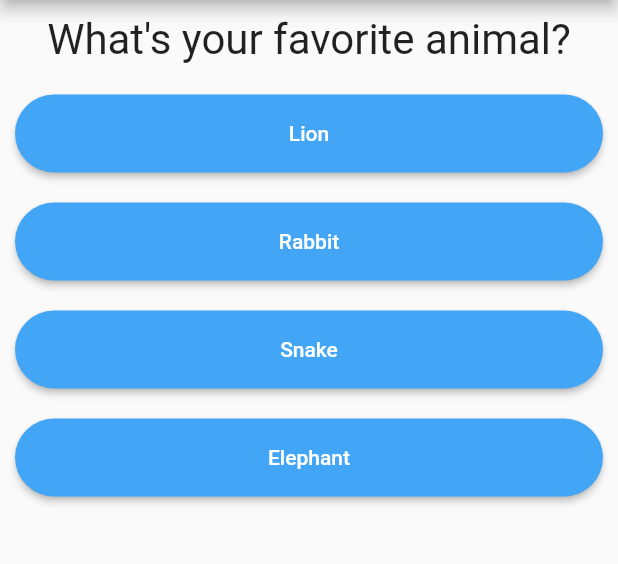
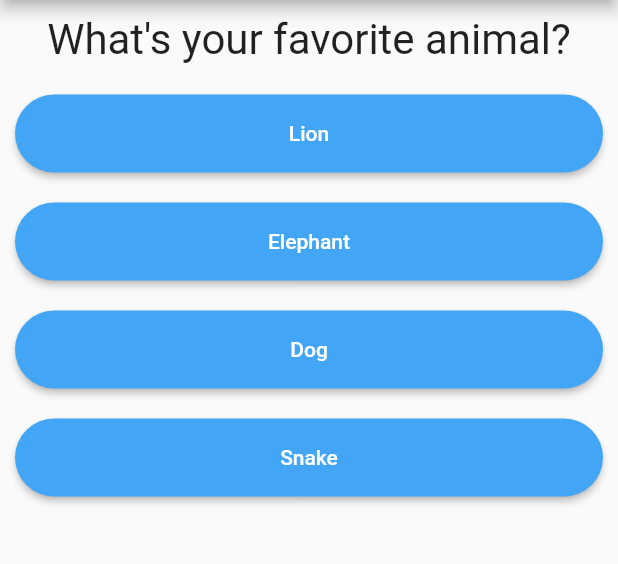
Before and after one commit to chemickypes/flutter_udemy_course, a Flutter app: the screen it shows after launch, after a tap on "Book 1", on a phone screen of 412 x 824 dp, the part 84-648 px from its top. Run offline on Flutter 3.47's test engine with Material 2 defaults, Android fonts, the phone set to English and light mode, and no system bars.

Commit message:
result of quiz

```diff
--- a/quiz_app/lib/main.dart
+++ b/quiz_app/lib/main.dart
@@ -1,7 +1,6 @@
 import 'package:flutter/material.dart';
-import 'package:quiz_app/answer.dart';
-
-import 'question.dart';
+import 'package:quiz_app/quiz.dart';
+import 'package:quiz_app/result.dart';
 
 void main() => runApp(MyApp());
 
@@ -14,53 +13,77 @@ class MyApp extends StatefulWidget {
 
 class _MyAppState extends State<MyApp> {
   int _index = 0;
+  int _totalScore = 0;
 
-  var questions = [
+  final questions = const [
     {
       'questionText': "What's your favorite book?",
-      'answers': ['Book 1', 'Book 2', 'Book 3', 'Book 4']
+      'answers': [
+        {'text': 'Book 1', 'score': 1},
+        {'text': 'Book 2', 'score': 4},
+        {'text': 'Book 3', 'score': 5},
+        {'text': 'Book 4', 'score': 10}
+      ]
     },
     {
       'questionText': "What's your favorite animal?",
-      'answers': ['Lion', 'Rabbit', 'Snake', 'Elephant']
+      'answers': [
+        {'text': 'Lion', 'score': 1},
+        {'text': 'Elephant', 'score': 4},
+        {'text': 'Dog', 'score': 5},
+        {'text': 'Snake', 'score': 10}
+      ]
     },
     {
       'questionText': "What's your favorite color?",
-      'answers': ['Black', 'Blue', 'Green', 'White']
+      'answers': [
+        {'text': 'Black', 'score': 1},
+        {'text': 'White', 'score': 4},
+        {'text': 'Purple', 'score': 5},
+        {'text': 'Orange', 'score': 10}
+      ]
     },
     {
       'questionText': "Who's your favorite instructor?",
-      'answers': ['Max', 'Max', 'Max', 'Max']
+      'answers': [
+        {'text': 'Max', 'score': 1},
+        {'text': 'Carl', 'score': 4},
+        {'text': 'George', 'score': 5},
+        {'text': 'Romeo', 'score': 10}
+      ]
     },
   ];
 
-  void _answerQuestion() {
+  void _answerQuestion(int score) {
+
+    _totalScore += score;
+
     setState(() {
       _index += 1;
     });
+  }
+
+  void _restart() {
+    setState(() {
+      _totalScore = 0;
+      _index = 0;
+    });
+  }
+
+  Widget _getBody() {
+    return _index < questions.length
+        ? Quiz(question: questions[_index], onPressed: _answerQuestion)
+        : Result(onResult: _restart, finalScore: _totalScore,);
   }
 
   @override
   Widget build(BuildContext context) {
     return MaterialApp(
       home: Scaffold(
-        appBar: AppBar(
-          title: Text('QuizApp!'),
-        ),
-        body: Column(
-          children: <Widget>[
-            QuestionWidget(
-              questionText: questions[_index]['questionText'],
-            ),
-            ...(questions[_index]['answers'] as List<String>).map((answer) {
-              return Answer(
-                text: answer,
-                onPressed: _answerQuestion,
-              );
-            }).toList()
-          ],
-        ),
-      ),
+          appBar: AppBar(
+            title: Text('QuizApp!'),
+          ),
+          body: _getBody()),
     );
   }
 }
--- /dev/null
+++ b/quiz_app/lib/quiz.dart
@@ -0,0 +1,30 @@
+import 'package:flutter/material.dart';
+
+import 'question.dart';
+import 'answer.dart';
+
+class Quiz extends StatelessWidget {
+
+  final Map<String, Object> question;
+  final Function onPressed;
+  const Quiz({Key key, @required this.question, @required this.onPressed}) : super(key: key);
+
+  @override
+  Widget build(BuildContext context) {
+    return Container(
+      child: Column(
+            children: <Widget>[
+              QuestionWidget(
+                questionText: question['questionText'],
+              ),
+              ...(question['answers'] as List<Map<String,Object>>).map((answer) {
+                return Answer(
+                  text: answer['text'] as String,
+                  onPressed: () => onPressed(answer['score']),
+                );
+              }).toList()
+            ],
+          ),
+    );
+  }
+}
```
Also changed, not shown: quiz_app/lib/result.dart (added, +39 -0 lines).
